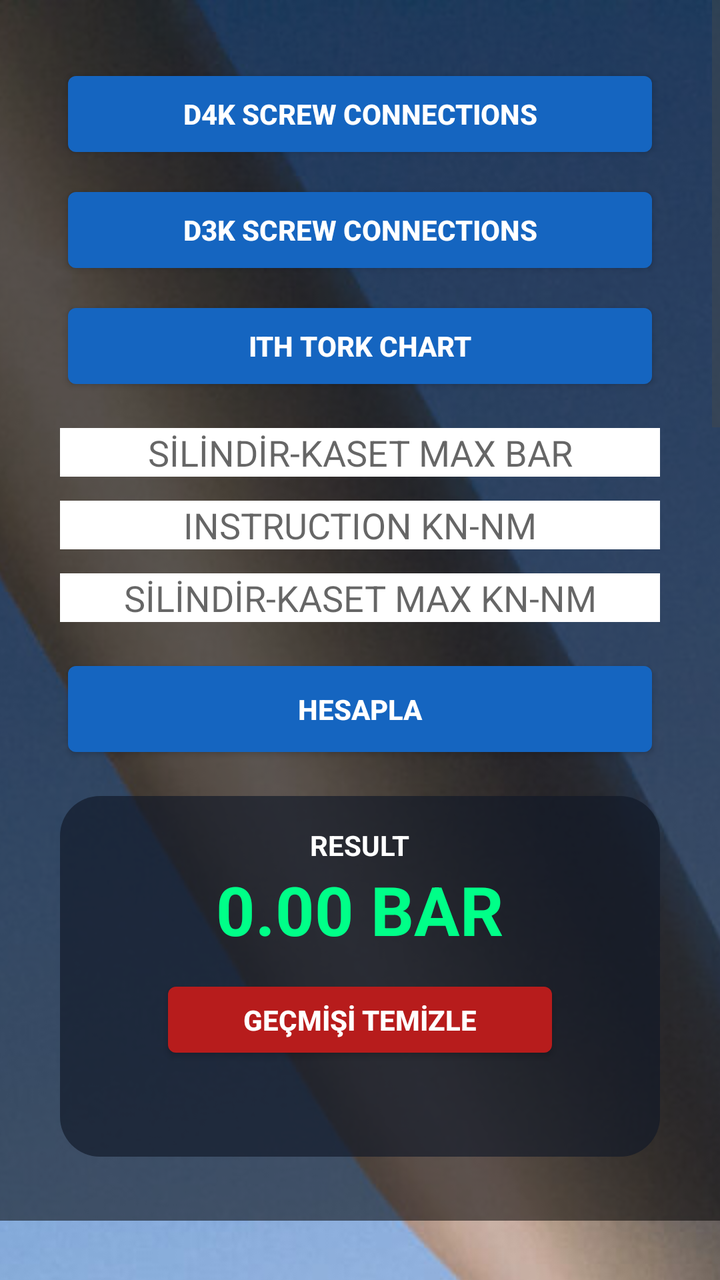
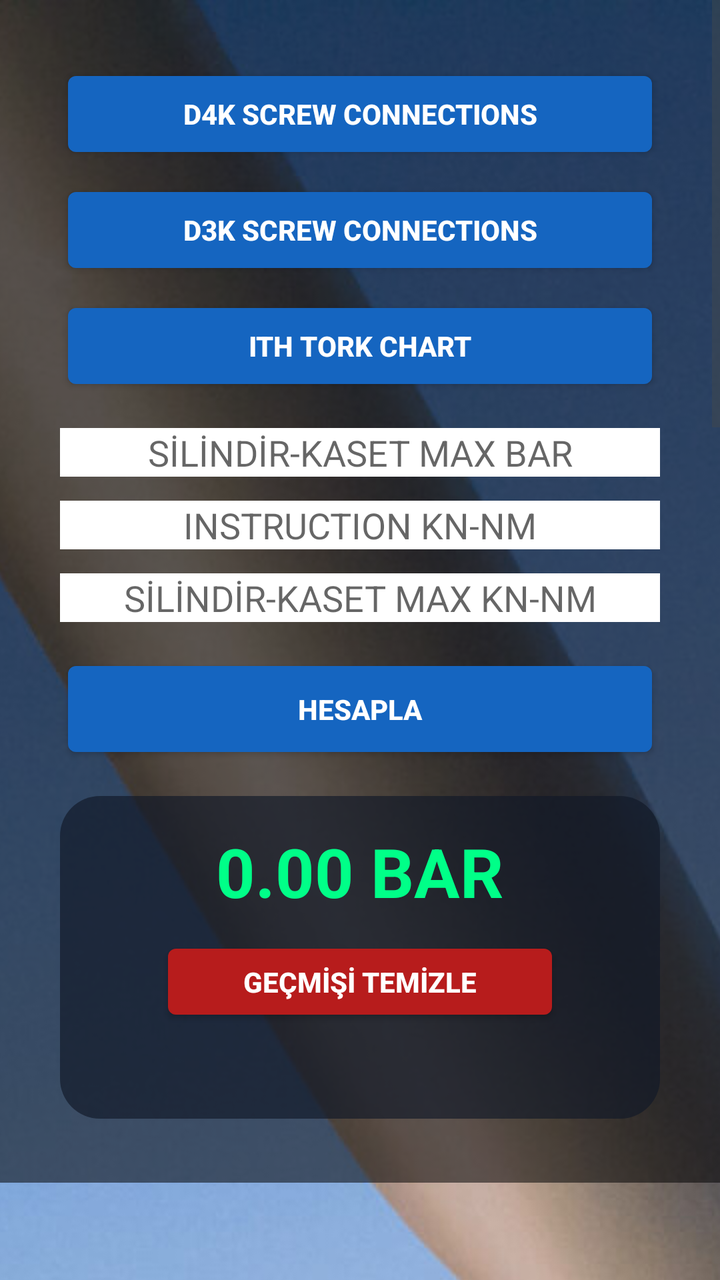

The first picture is an Android layout as it rendered before a commit; the second is the same layout after the commit. The layout source and the unified diff follow.
<!-- AndroidManifest.xml: application theme android:Theme.DeviceDefault.Light.NoActionBar -->
<!-- res/layout/activity_main.xml -->
<?xml version="1.0" encoding="utf-8"?>
<ScrollView
    xmlns:android="http://schemas.android.com/apk/res/android"
    android:layout_width="match_parent"
    android:layout_height="match_parent"
    android:fillViewport="true">

    <FrameLayout
        android:layout_width="match_parent"
        android:layout_height="wrap_content">

        <ImageView
            android:layout_width="match_parent"
            android:layout_height="match_parent"
            android:scaleType="centerCrop"
            android:src="@drawable/wind_turbine" />

        <LinearLayout
            android:layout_width="match_parent"
            android:layout_height="wrap_content"
            android:orientation="vertical"
            android:gravity="center"
            android:background="#88000000"
            android:padding="16dp">

            <LinearLayout
                android:layout_width="300dp"
                android:layout_height="wrap_content"
                android:orientation="vertical"
                android:layout_marginTop="16dp"
                android:layout_marginBottom="16dp">

                <Button
                    android:id="@+id/openD4K"
                    android:layout_width="match_parent"
                    android:layout_height="50dp"
                    android:text="D4K Screw Connections"
                    android:textStyle="bold"
                    android:textColor="#FFFFFF"
                    android:backgroundTint="#1565C0" />

                <Button
                    android:id="@+id/openD3K"
                    android:layout_width="match_parent"
                    android:layout_height="50dp"
                    android:layout_marginTop="8dp"
                    android:text="D3K Screw Connections"
                    android:textStyle="bold"
                    android:textColor="#FFFFFF"
                    android:backgroundTint="#1565C0" />

                <Button
                    android:id="@+id/openITH"
                    android:layout_width="match_parent"
                    android:layout_height="50dp"
                    android:layout_marginTop="8dp"
                    android:text="ITH Tork Chart"
                    android:textStyle="bold"
                    android:textColor="#FFFFFF"
                    android:backgroundTint="#1565C0" />

            </LinearLayout>

            <EditText
                android:id="@+id/maxBar"
                android:layout_width="300dp"
                android:layout_height="wrap_content"
                android:hint="SİLİNDİR-KASET MAX BAR"
                android:background="#FFFFFF"
                android:gravity="center"
                android:inputType="numberDecimal" />

            <EditText
                android:id="@+id/instruction"
                android:layout_width="300dp"
                android:layout_height="wrap_content"
                android:layout_marginTop="12dp"
                android:hint="INSTRUCTION KN-NM"
                android:background="#FFFFFF"
                android:gravity="center"
                android:inputType="numberDecimal" />

            <EditText
                android:id="@+id/maxKn"
                android:layout_width="300dp"
                android:layout_height="wrap_content"
                android:layout_marginTop="12dp"
                android:hint="SİLİNDİR-KASET MAX KN-NM"
                android:background="#FFFFFF"
                android:gravity="center"
                android:inputType="numberDecimal" />

            <Button
                android:id="@+id/calculate"
                android:layout_width="300dp"
                android:layout_height="55dp"
                android:layout_marginTop="16dp"
                android:text="HESAPLA"
                android:textStyle="bold"
                android:textColor="#FFFFFF"
                android:backgroundTint="#1565C0" />

            <LinearLayout
                android:layout_width="300dp"
                android:layout_height="wrap_content"
                android:orientation="vertical"
                android:gravity="center"
                android:padding="15dp"
                android:layout_marginTop="16dp"
                android:layout_marginBottom="16dp"
                android:background="@drawable/header_card">

                <TextView
                    android:layout_width="wrap_content"
                    android:layout_height="wrap_content"
                    android:text="RESULT"
                    android:textColor="#FFFFFF"
                    android:textStyle="bold" />

                <TextView
                    android:id="@+id/result"
                    android:layout_width="wrap_content"
                    android:layout_height="wrap_content"
                    android:text="0.00 BAR"
                    android:textColor="#00FF88"
                    android:textSize="34sp"
                    android:textStyle="bold" />

                <Button
                    android:id="@+id/clearHistory"
                    android:layout_width="200dp"
                    android:layout_height="45dp"
                    android:layout_marginTop="10dp"
                    android:text="GEÇMİŞİ TEMİZLE"
                    android:textStyle="bold"
                    android:textColor="#FFFFFF"
                    android:backgroundTint="#B71C1C" />

                <TextView
                    android:id="@+id/history"
                    android:layout_width="match_parent"
                    android:layout_height="wrap_content"
                    android:layout_marginTop="12dp"
                    android:text=""
                    android:textColor="#FFFFFF"
                    android:textSize="14sp"
                    android:gravity="center" />

            </LinearLayout>

        </LinearLayout>

    </FrameLayout>

</ScrollView>
<!-- resources referenced by this layout -->
<resources>
  <!-- drawable header_card (drawable) -->
  <?xml version="1.0" encoding="utf-8"?>
  <shape xmlns:android="http://schemas.android.com/apk/res/android">
  
      <solid android:color="#AA111827" />
  
      <corners
          android:radius="20dp" />
  
  </shape>
  <!-- drawable wind_turbine: jpg bitmap (drawable, 630288 bytes) -->
</resources>

<!-- the commit's change to res/layout/activity_main.xml (unified diff, before → after) -->
@@ -111,13 +111,6 @@
                 android:background="@drawable/header_card">
 
                 <TextView
-                    android:layout_width="wrap_content"
-                    android:layout_height="wrap_content"
-                    android:text="RESULT"
-                    android:textColor="#FFFFFF"
-                    android:textStyle="bold" />
-
-                <TextView
                     android:id="@+id/result"
                     android:layout_width="wrap_content"
                     android:layout_height="wrap_content"
